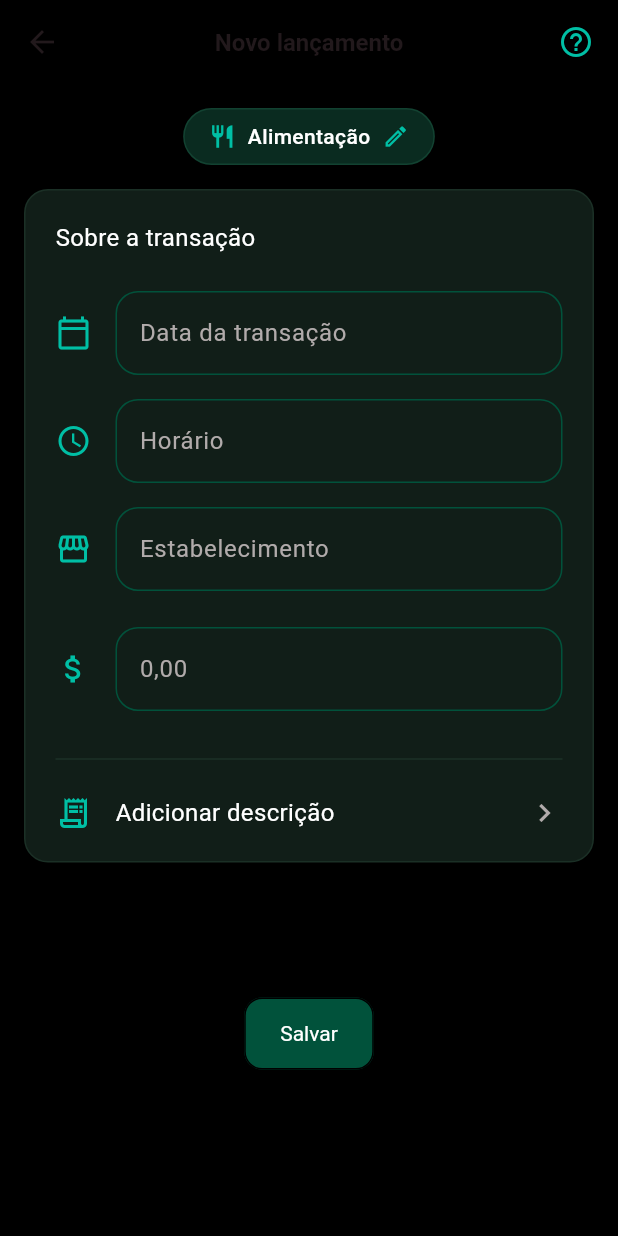
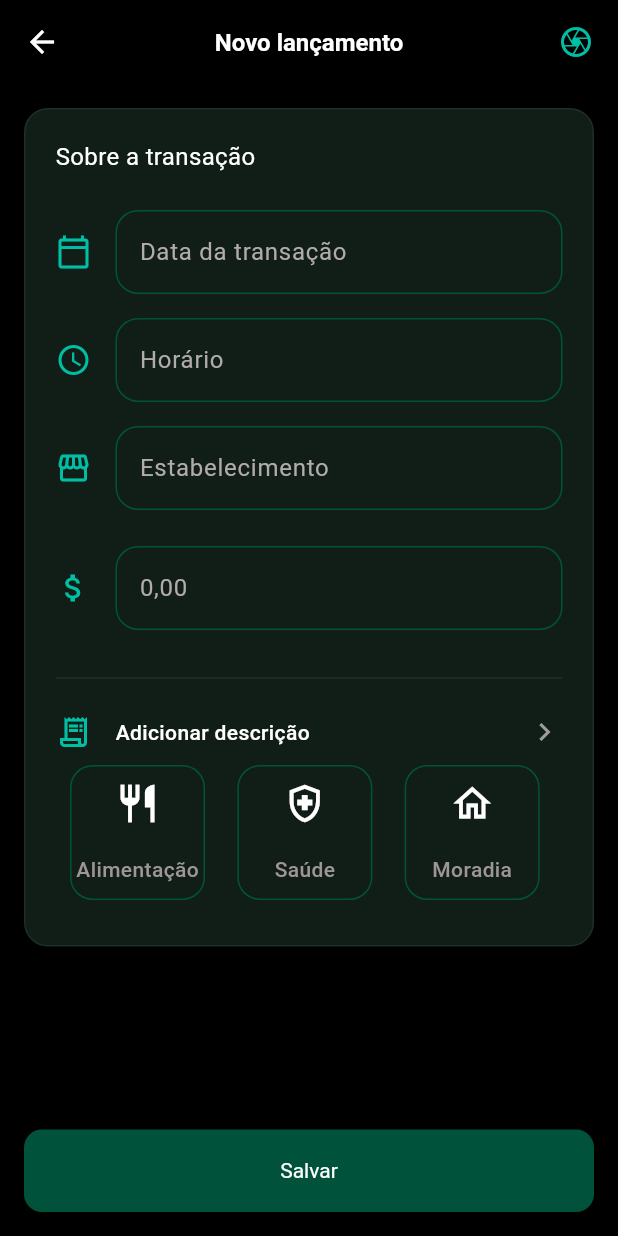
Before and after one commit to PatryckDiasDelfes/sem_sufoco, a Flutter app: the TransactionPage screen opened by its route, on a phone screen of 412 x 824 dp. Run offline on Flutter 3.47's test engine with Material 3 defaults, Android fonts, the phone set to English and light mode, and no system bars; drawn by our look-alikes of carousel_slider; our stand-ins replace flutter_svg, go_router.

Commit message:
feat: enhance TransactionPage with category selection and update AppElevatedButton styles

```diff
--- a/lib/features/release_details/page/release_details_page.dart
+++ b/lib/features/release_details/page/release_details_page.dart
@@ -15,17 +15,21 @@ class ReleaseDetailsPage extends StatelessWidget {
           onPressed: () {
             context.pop();
           },
-          icon: const Icon(Icons.arrow_back),
+          icon: const Icon(Icons.arrow_back, color: Colors.white),
         ),
         title: const Text(
           'Compra no débito',
-          style: TextStyle(fontSize: 16, fontWeight: FontWeight.w600),
+          style: TextStyle(
+            fontSize: 16,
+            fontWeight: FontWeight.w600,
+            color: Colors.white,
+          ),
         ),
         centerTitle: true,
-        actions: const [
-          Icon(Icons.help_outline, color: Color(0xFF00BFA5)),
-          SizedBox(width: 16),
-        ],
+        // actions: const [
+        //   Icon(Icons.help_outline, color: Color(0xFF00BFA5)),
+        //   SizedBox(width: 16),
+        // ],
       ),
       body: SingleChildScrollView(
         child: Column(
--- a/lib/features/transaction/page/transaction_page.dart
+++ b/lib/features/transaction/page/transaction_page.dart
@@ -1,8 +1,10 @@
+import 'package:carousel_slider/carousel_slider.dart';
 import 'package:flutter/material.dart';
 import 'package:go_router/go_router.dart';
 
 import 'package:sem_sufoco/core/theme/app_colors.dart';
 import 'package:sem_sufoco/core/theme/text_style.dart';
+import 'package:sem_sufoco/features/transaction/widget/category.dart';
 import 'package:sem_sufoco/features/transaction/widget/transaction_info_field.dart';
 import 'package:sem_sufoco/shared/widget/elevated_botton.dart';
 
@@ -24,15 +26,19 @@ class TransactionPage extends StatelessWidget {
           onPressed: () {
             context.pop();
           },
-          icon: const Icon(Icons.arrow_back),
+          icon: const Icon(Icons.arrow_back, color: Colors.white),
         ),
         title: const Text(
           'Novo lançamento',
-          style: TextStyle(fontSize: 16, fontWeight: FontWeight.w600),
+          style: TextStyle(
+            fontSize: 16,
+            fontWeight: FontWeight.w600,
+            color: Colors.white,
+          ),
         ),
         centerTitle: true,
         actions: const [
-          Icon(Icons.help_outline, color: Color(0xFF00BFA5)),
+          Icon(Icons.camera_outlined, color: Color(0xFF00BFA5)),
           SizedBox(width: 16),
         ],
       ),
@@ -40,41 +46,35 @@ class TransactionPage extends StatelessWidget {
       // ============================================================
       // CONTEÚDO
       // ============================================================
-      body: SingleChildScrollView(
-        child: Column(
+      body: Column(
         children: [
           const SizedBox(height: 16),
 
-            // ========================================================
-            // CATEGORIA
-            // ========================================================
-            Container(
-              padding: const EdgeInsets.symmetric(horizontal: 16, vertical: 8),
-              decoration: BoxDecoration(
-                color: const Color(0xFF0A2B20),
-                borderRadius: BorderRadius.circular(20),
-                border: Border.all(color: const Color(0xFF124231)),
-              ),
-              child: const Row(
-                mainAxisSize: MainAxisSize.min,
-                children: [
-                  Icon(Icons.restaurant, color: Color(0xFF00BFA5), size: 18),
-                  SizedBox(width: 8),
-                  Text(
-                    'Alimentação',
-                    style: TextStyle(
-                      color: Colors.white,
-                      fontSize: 14,
-                      fontWeight: FontWeight.w500,
-                    ),
-                  ),
-                  SizedBox(width: 8),
-                  Icon(Icons.edit_outlined, color: Color(0xFF00BFA5), size: 18),
-                ],
-              ),
-            ),
-
-            const SizedBox(height: 16),
+          // Container(
+          //   padding: const EdgeInsets.symmetric(horizontal: 16, vertical: 8),
+          //   decoration: BoxDecoration(
+          //     color: const Color(0xFF0A2B20),
+          //     borderRadius: BorderRadius.circular(20),
+          //     border: Border.all(color: const Color(0xFF124231)),
+          //   ),
+          //   child: const Row(
+          //     mainAxisSize: MainAxisSize.min,
+          //     children: [
+          //       Icon(Icons.restaurant, color: Color(0xFF00BFA5), size: 18),
+          //       SizedBox(width: 8),
+          //       Text(
+          //         'Alimentação',
+          //         style: TextStyle(
+          //           color: Colors.white,
+          //           fontSize: 14,
+          //           fontWeight: FontWeight.w500,
+          //         ),
+          //       ),
+          //       SizedBox(width: 8),
+          //       Icon(Icons.edit_outlined, color: Color(0xFF00BFA5), size: 18),
+          //     ],
+          //   ),
+          // ),
 
           // ========================================================
           // CARD - SOBRE A TRANSAÇÃO
@@ -156,40 +156,73 @@ class TransactionPage extends StatelessWidget {
                 // ==================================================
                 // DESCRIÇÃO
                 // ==================================================
-                  Row(
+                GestureDetector(
+                  onTap: () {
+                    // Ação ao clicar
+                    print('Funciona ai lek');
+                  },
+                  child: const Row(
                     children: [
-                      const Icon(
+                      Icon(
                         Icons.receipt_long_outlined,
                         color: Color(0xFF00BFA5),
                       ),
-
-                      const SizedBox(width: 16),
-
+                      SizedBox(width: 16),
                       Expanded(
                         child: Text(
                           'Adicionar descrição',
-                          style: AppTextStyle.bodySmall.copyWith(
-                            color: AppColors.white,
+                          style: TextStyle(
+                            color: Colors.white,
+                            fontSize: 14,
+                            fontWeight: FontWeight.w500,
                           ),
                         ),
                       ),
-
-                      const Icon(Icons.chevron_right, color: AppColors.gray200),
+                      Icon(Icons.chevron_right, color: Colors.grey),
+                    ],
+                  ),
+                ),
+                CarouselSlider(
+                  options: CarouselOptions(
+                    height: 110,
+                    viewportFraction: 0.33,
+                    enableInfiniteScroll: true,
+                  ),
+                  items: const [
+                    Category(
+                      labelTitle: 'Saúde',
+                      icon: Icons.health_and_safety_outlined,
+                    ),
+                    Category(labelTitle: 'Moradia', icon: Icons.home_outlined),
+                    Category(
+                      labelTitle: 'Transporte',
+                      icon: Icons.directions_car_outlined,
+                    ),
+                    Category(
+                      labelTitle: 'Alimentação',
+                      icon: Icons.restaurant_outlined,
+                    ),
                   ],
                 ),
               ],
             ),
           ),
 
-            const SizedBox(height: 90),
+          Spacer(flex: 2),
 
-            const AppElevatedButton(
+          const Padding(
+            padding: EdgeInsets.symmetric(horizontal: 16, vertical: 16),
+            child: SizedBox(
+              width: double.infinity,
+              height: 55,
+              child: AppElevatedButton(
                 label: 'Salvar',
-              type: ButtonType.outlined,
+                type: ButtonType.filled,
                 backgroundColor: AppColors.colorsTheme,
               ),
+            ),
+          ),
         ],
-        ),
       ),
     );
   }
--- /dev/null
+++ b/lib/features/transaction/widget/category.dart
@@ -0,0 +1,45 @@
+import 'package:flutter/material.dart';
+
+import 'package:sem_sufoco/core/theme/app_colors.dart';
+
+class Category extends StatelessWidget {
+  const Category({super.key, required this.labelTitle, required this.icon});
+
+  final String labelTitle;
+  final IconData icon;
+
+  @override
+  Widget build(BuildContext context) {
+    return Row(
+      mainAxisAlignment: MainAxisAlignment.spaceBetween,
+      children: [
+        Padding(
+          padding: const EdgeInsets.all(8.0),
+          child: Container(
+            height: 90,
+            width: 90,
+            decoration: BoxDecoration(
+              //color: AppColors.backgroundBackup,
+              border: Border.all(color: AppColors.backgroundBackup, width: 1),
+              borderRadius: BorderRadius.circular(15),
+            ),
+            child: Column(
+              mainAxisAlignment: MainAxisAlignment.spaceAround,
+              children: [
+                Icon(icon, color: Colors.white, size: 30),
+                Text(
+                  labelTitle,
+                  style: const TextStyle(
+                    color: AppColors.gray100,
+                    fontSize: 14,
+                    fontWeight: FontWeight.w500,
+                  ),
+                ),
+              ],
+            ),
+          ),
+        ),
+      ],
+    );
+  }
+}
--- a/lib/shared/widget/elevated_botton.dart
+++ b/lib/shared/widget/elevated_botton.dart
@@ -2,7 +2,7 @@ import 'package:flutter/material.dart';
 import 'package:sem_sufoco/core/theme/app_colors.dart';
 import 'package:sem_sufoco/core/theme/text_style.dart';
 
-enum ButtonType { filled, outlined, addToCart, smalButton }
+enum ButtonType { filled, outlined, addToCart, smallButton, responsive }
 
 class AppElevatedButton extends StatelessWidget {
   const AppElevatedButton({
@@ -86,9 +86,20 @@ class AppElevatedButton extends StatelessWidget {
             borderRadius: BorderRadius.circular(12),
           ),
         );
-      case ButtonType.smalButton:
+      case ButtonType.smallButton:
         return ElevatedButton.styleFrom(
           minimumSize: const Size(20, 55),
+          foregroundColor: AppColors.black,
+          backgroundColor: AppColors.gray200,
+          disabledForegroundColor: AppColors.white,
+          disabledBackgroundColor: AppColors.black,
+          textStyle: AppTextStyle.buttonLabel,
+          shape: RoundedRectangleBorder(
+            borderRadius: BorderRadius.circular(100),
+          ),
+        );
+      case ButtonType.responsive:
+        return ElevatedButton.styleFrom(
           foregroundColor: AppColors.black,
           backgroundColor: AppColors.gray200,
           disabledForegroundColor: AppColors.white,
--- a/pubspec.yaml
+++ b/pubspec.yaml
@@ -36,6 +36,7 @@ dependencies:
   provider: ^6.1.5+1
   font_awesome_flutter: ^10.9.1
   intl: ^0.20.2
+  carousel_slider: ^5.1.2
 
 dev_dependencies:
   flutter_test:
```
Also changed, not shown: pubspec.lock. Lines whose indentation alone changed are shown as unchanged.
